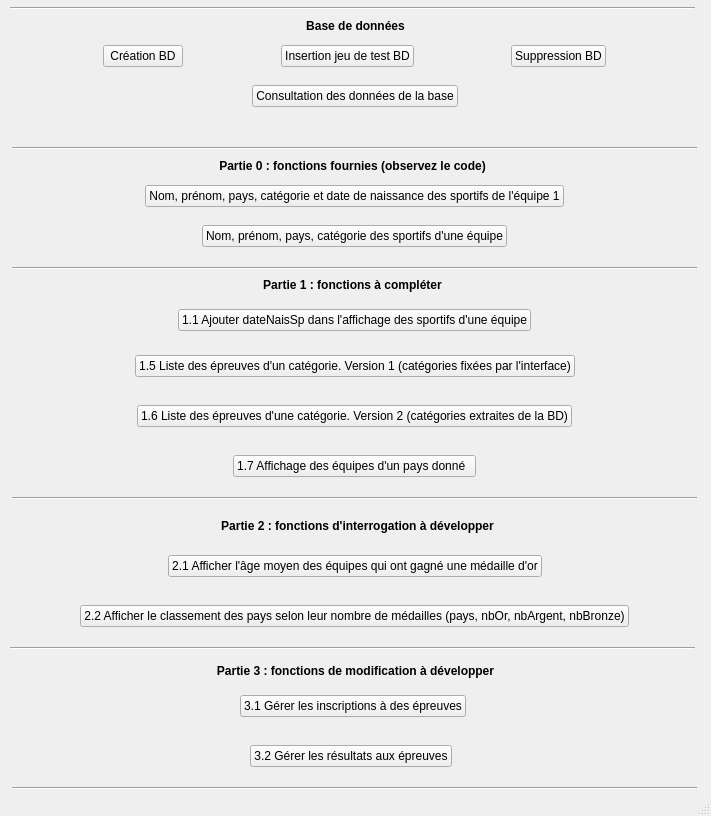
Old version of the form gui/mainWindow.ui in the repository NoxFly/CEBD-project-competition.
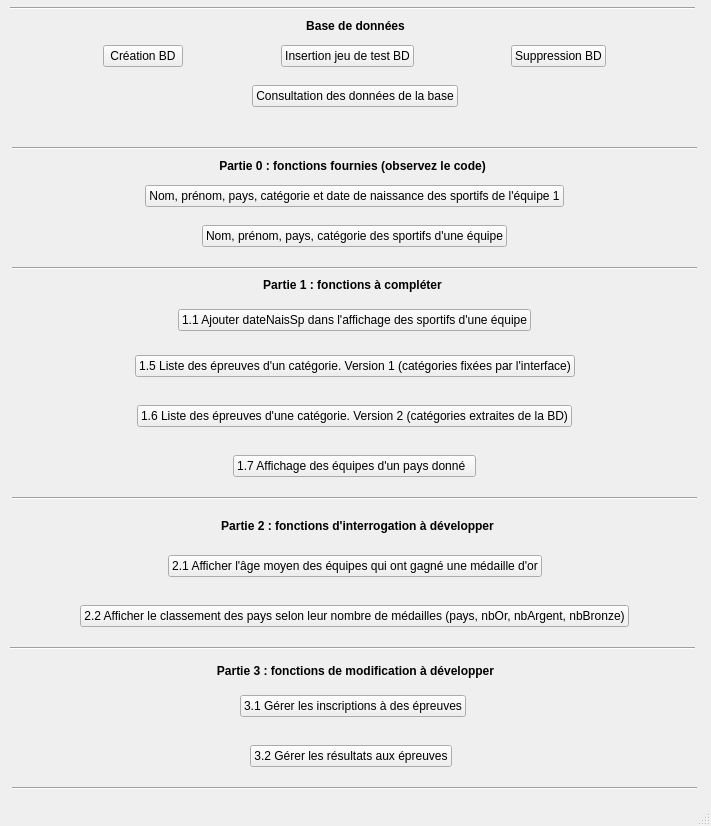
New version of the form.

Commit message: 3.1 : création des différents trigger pour chaque saisie de valeurs dans les checkbox. Un problème restant : trier les sportifs et les équipes par leurs catégorie (homme, femme, mixte)

Diff of the .ui file:
```diff
--- a/gui/mainWindow.ui
+++ b/gui/mainWindow.ui
@@ -10,7 +10,7 @@
     <x>0</x>
     <y>0</y>
     <width>711</width>
-    <height>816</height>
+    <height>826</height>
    </rect>
   </property>
   <property name="windowTitle">
```
The commit also changes 4 other files.
